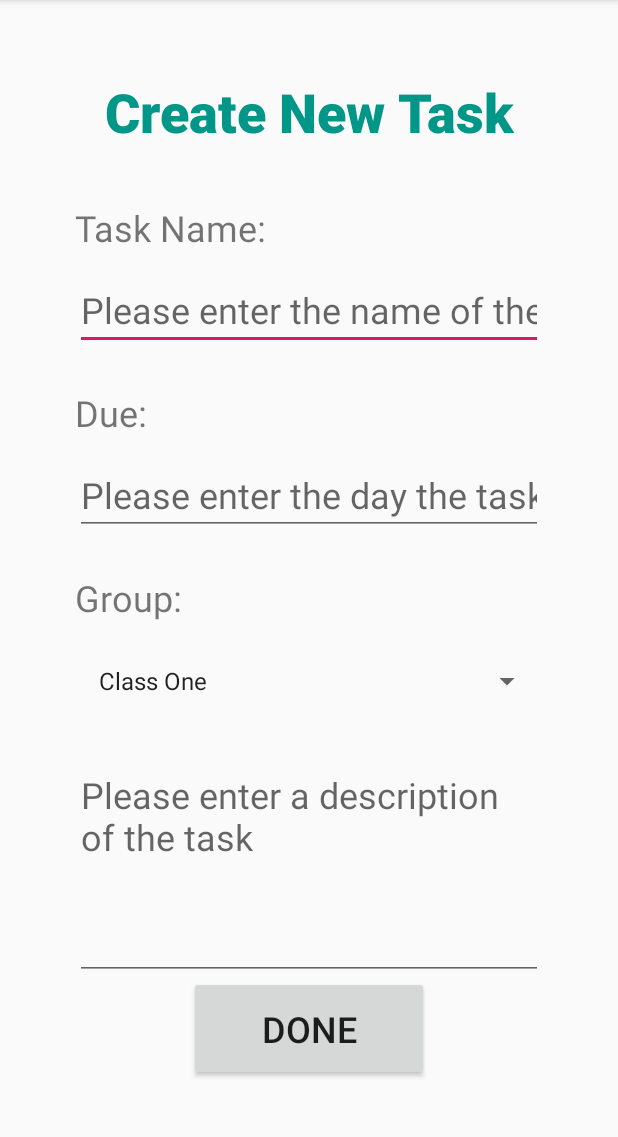
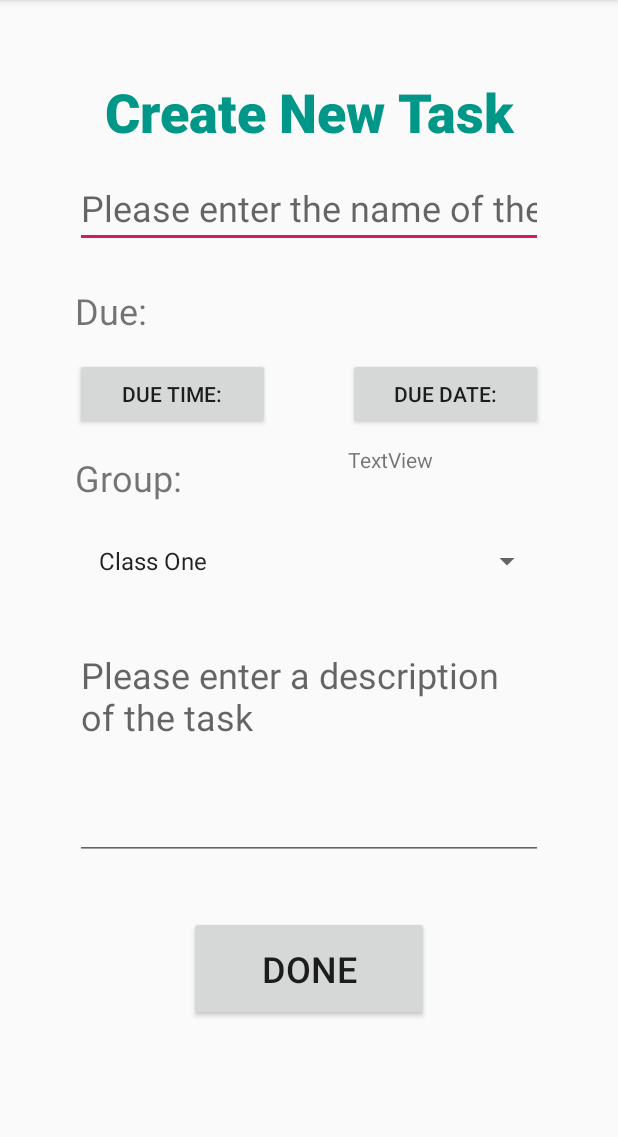
Before and after one commit to Equal-Percent-Steak/Bandwagon, an Android app: the CreateTask screen opened directly, with no data from a screen before it, on a phone screen of 412 x 824 dp, the part 84-1221 px from its top. Run offline under Robolectric (Android 15) with nearby library versions, the light colour scheme and no system bars; our stand-ins replace Firebase (no records; nobody signed in at launch, a user with empty details on screens opened directly); Roboto replaces fonts that are not available here.

Commit message:
Changed the due date to be a date and time picker rather than a text entry box

```diff
--- a/app/src/main/res/layout/activity_create_task.xml
+++ b/app/src/main/res/layout/activity_create_task.xml
@@ -21,7 +21,7 @@
         app:layout_constraintEnd_toEndOf="parent"
         app:layout_constraintHorizontal_bias="0.0"
         app:layout_constraintStart_toStartOf="parent"
-        app:layout_constraintTop_toBottomOf="@+id/textView" />
+        app:layout_constraintTop_toBottomOf="@+id/header" />
 
     <TextView
         android:id="@+id/due"
@@ -33,23 +33,6 @@
         android:textSize="24sp"
         app:layout_constraintStart_toStartOf="parent"
         app:layout_constraintTop_toBottomOf="@+id/enterTask" />
-
-    <EditText
-        android:id="@+id/dueDate"
-        android:layout_width="match_parent"
-        android:layout_height="50dp"
-        android:layout_marginStart="50dp"
-        android:layout_marginTop="15dp"
-        android:layout_marginEnd="50dp"
-        android:autofillHints=""
-        android:ems="10"
-        android:hint="@string/dueDescription"
-        android:inputType="date"
-        android:textSize="24sp"
-        app:layout_constraintEnd_toEndOf="parent"
-        app:layout_constraintHorizontal_bias="0.948"
-        app:layout_constraintStart_toEndOf="@+id/due"
-        app:layout_constraintTop_toBottomOf="@+id/due" />
 
     <Spinner
         android:id="@+id/groupChoice"
@@ -117,10 +100,42 @@
         android:layout_width="wrap_content"
         android:layout_height="wrap_content"
         android:layout_marginStart="50dp"
-        android:layout_marginTop="25dp"
+        android:layout_marginTop="15dp"
         android:text="@string/group"
         android:textSize="24sp"
         app:layout_constraintStart_toStartOf="parent"
+        app:layout_constraintTop_toBottomOf="@+id/timePicker" />
+
+    <Button
+        android:id="@+id/timePicker"
+        android:layout_width="130dp"
+        android:layout_height="wrap_content"
+        android:layout_marginTop="15dp"
+        android:onClick="showTimePickerDialog"
+
+        android:text="@string/pickTime"
+        app:layout_constraintStart_toStartOf="@+id/due"
+        app:layout_constraintTop_toBottomOf="@+id/due" />
+
+    <Button
+        android:id="@+id/datePicker"
+        android:layout_width="130dp"
+        android:layout_height="wrap_content"
+        android:onClick="showDatePickerDialog"
+        android:text="@string/pickDate"
+        app:layout_constraintEnd_toEndOf="@+id/enterTask"
+        app:layout_constraintTop_toTopOf="@+id/timePicker" />
+
+    <TextView
+        android:id="@+id/dueDate"
+        android:layout_width="wrap_content"
+        android:layout_height="wrap_content"
+        android:layout_marginTop="10dp"
+        android:text="TextView"
+        app:layout_constraintStart_toStartOf="@+id/datePicker"
+        app:layout_constraintTop_toBottomOf="@+id/datePicker" />
+
+
         app:layout_constraintTop_toBottomOf="@+id/dueDate" />
 
     <TextView
--- a/app/src/main/res/values/strings.xml
+++ b/app/src/main/res/values/strings.xml
@@ -54,6 +54,8 @@
     <string name="sign_out">Sign Out</string>
     <string name="createNew">Create New</string>
     <string name="taskWord">Task</string>
+    <string name="pickTime">Due Time: </string>
+    <string name="pickDate">Due Date: </string>
     <string name="taskName">Task Name: </string>
     <string name="taskNameHint">Please enter the name of the task</string>
     <string-array name="dropdownNames">
```
Also changed, not shown: app/src/main/java/com/equalpercentsteak/bandwagon/CreateTask.java (+18 -2 lines), app/src/main/java/com/equalpercentsteak/bandwagon/DatePickerFragment.java (added, +30 -0 lines), app/src/main/java/com/equalpercentsteak/bandwagon/TimePickerFragment.java (added, +34 -0 lines).
